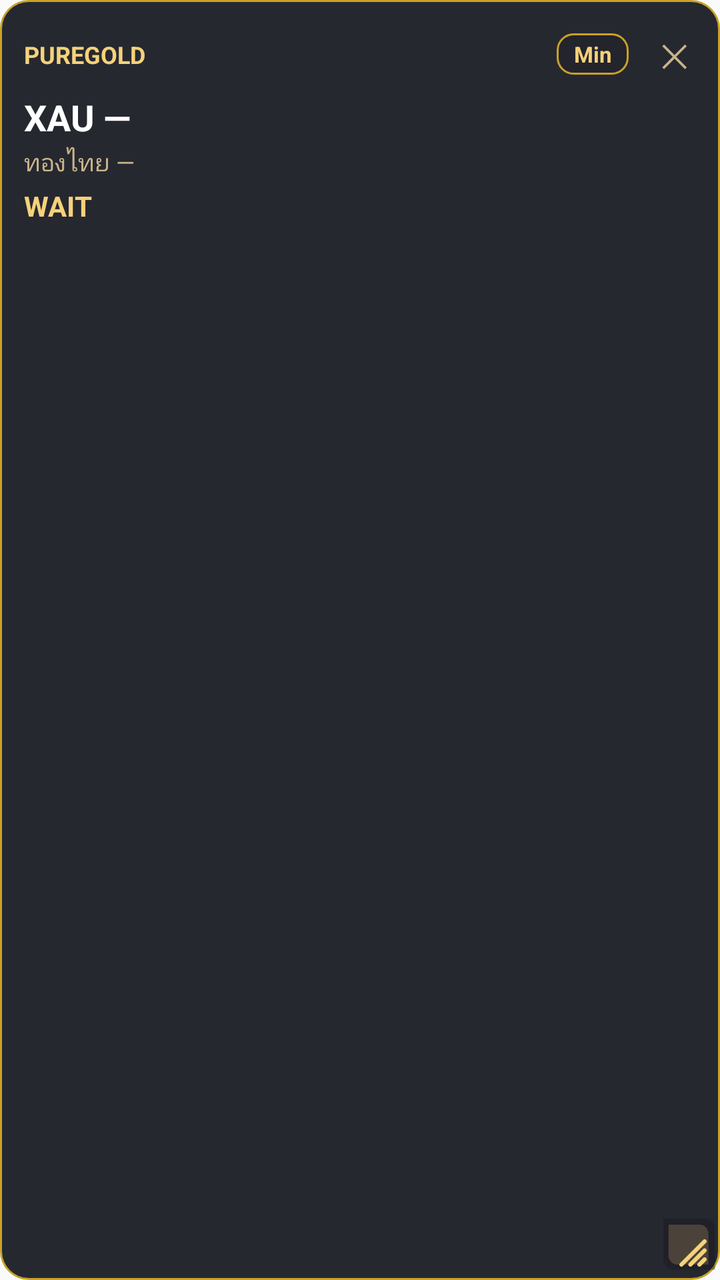
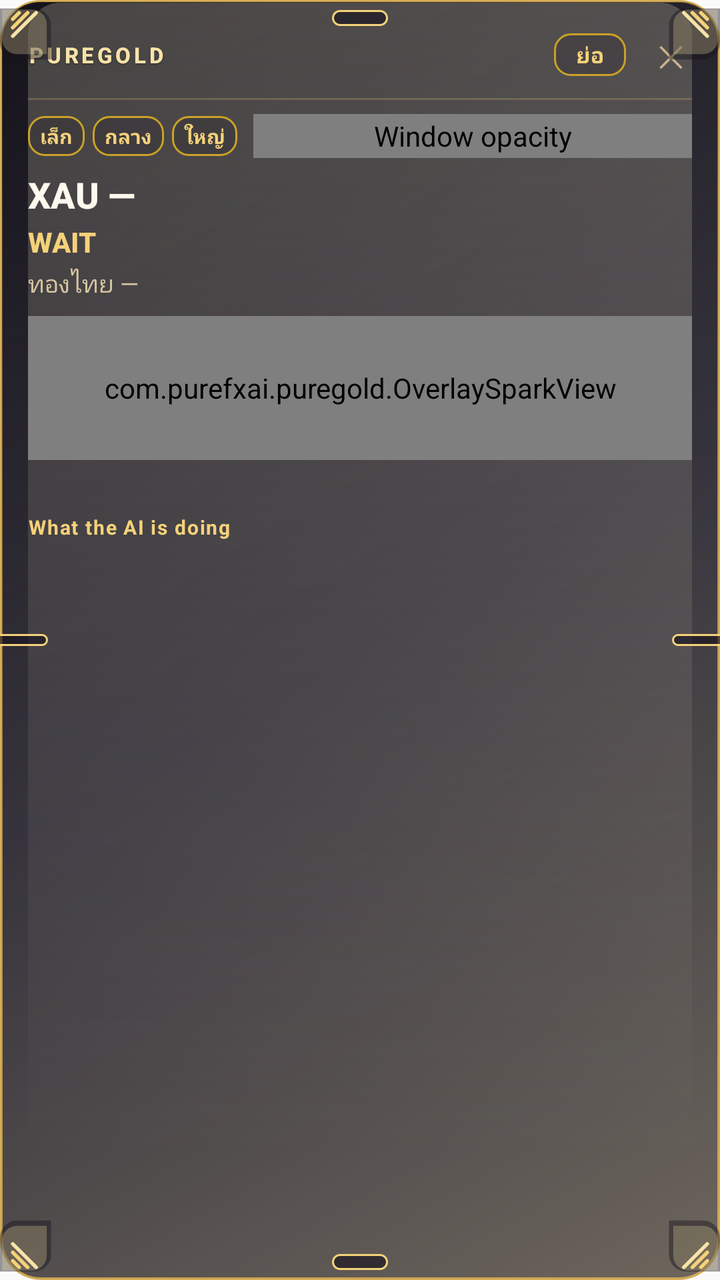

Two renders of the same Android screen: before a commit and after it. Below are the layout's source before the change and the commit's diff.
<!-- AndroidManifest.xml: application theme AppTheme -->
<!-- res/layout/overlay_float.xml -->
<?xml version="1.0" encoding="utf-8"?>
<FrameLayout xmlns:android="http://schemas.android.com/apk/res/android"
    android:id="@+id/ov_root"
    android:layout_width="match_parent"
    android:layout_height="match_parent"
    android:minWidth="200dp"
    android:minHeight="160dp"
    android:background="@drawable/widget_bg"
    android:elevation="10dp">

    <LinearLayout
        android:layout_width="match_parent"
        android:layout_height="match_parent"
        android:orientation="vertical"
        android:paddingLeft="12dp"
        android:paddingTop="12dp"
        android:paddingRight="12dp"
        android:paddingBottom="22dp">

        <LinearLayout
            android:layout_width="match_parent"
            android:layout_height="wrap_content"
            android:orientation="horizontal"
            android:gravity="center_vertical">
            <TextView
                android:id="@+id/ov_title"
                android:layout_width="0dp"
                android:layout_height="wrap_content"
                android:layout_weight="1"
                android:text="PUREGOLD"
                android:textColor="#F5D27A"
                android:textStyle="bold"
                android:textSize="12sp"
                android:ellipsize="end"
                android:maxLines="1"/>
            <TextView
                android:id="@+id/ov_min"
                android:layout_width="wrap_content"
                android:layout_height="wrap_content"
                android:gravity="center"
                android:minWidth="36dp"
                android:text="Min"
                android:textColor="#F5D27A"
                android:textStyle="bold"
                android:textSize="11sp"
                android:paddingLeft="8dp"
                android:paddingRight="8dp"
                android:paddingTop="3dp"
                android:paddingBottom="3dp"
                android:layout_marginRight="6dp"
                android:background="@drawable/overlay_chip"
                android:contentDescription="@string/overlay_minimize"
                android:clickable="true"
                android:focusable="true"/>
            <TextView
                android:id="@+id/ov_close"
                android:contentDescription="@string/overlay_close"
                android:layout_width="wrap_content"
                android:layout_height="wrap_content"
                android:text="✕"
                android:textColor="#C9B48A"
                android:textSize="16sp"
                android:paddingLeft="10dp"
                android:paddingTop="4dp"
                android:paddingRight="4dp"
                android:paddingBottom="4dp"
                android:clickable="true"
                android:focusable="true"/>
        </LinearLayout>

        <TextView
            android:id="@+id/ov_xau"
            android:layout_width="match_parent"
            android:layout_height="wrap_content"
            android:text="XAU —"
            android:textColor="#FFFFFF"
            android:textStyle="bold"
            android:textSize="18sp"
            android:layout_marginTop="4dp"
            android:ellipsize="end"
            android:maxLines="1"/>
        <TextView
            android:id="@+id/ov_thai"
            android:layout_width="match_parent"
            android:layout_height="wrap_content"
            android:text="ทองไทย —"
            android:textColor="#C9B48A"
            android:textSize="12sp"
            android:layout_marginTop="2dp"
            android:ellipsize="end"
            android:maxLines="2"/>
        <TextView
            android:id="@+id/ov_signal"
            android:layout_width="match_parent"
            android:layout_height="wrap_content"
            android:text="WAIT"
            android:textColor="#F5D27A"
            android:textStyle="bold"
            android:textSize="14sp"
            android:layout_marginTop="4dp"
            android:ellipsize="end"
            android:maxLines="2"/>
        <ScrollView
            android:id="@+id/ov_plan_scroll"
            android:layout_width="match_parent"
            android:layout_height="0dp"
            android:layout_weight="1"
            android:layout_marginTop="2dp"
            android:fillViewport="false"
            android:scrollbars="none"
            android:overScrollMode="ifContentScrolls">
            <TextView
                android:id="@+id/ov_plan"
                android:layout_width="match_parent"
                android:layout_height="wrap_content"
                android:text=""
                android:textColor="#A89F88"
                android:textSize="11sp"/>
        </ScrollView>
        <TextView
            android:id="@+id/ov_updated"
            android:layout_width="match_parent"
            android:layout_height="wrap_content"
            android:text=""
            android:textColor="#6E6858"
            android:textSize="10sp"
            android:layout_marginTop="4dp"
            android:ellipsize="end"
            android:maxLines="1"/>
    </LinearLayout>

    <View
        android:id="@+id/ov_resize"
        android:layout_width="36dp"
        android:layout_height="36dp"
        android:layout_gravity="bottom|end"
        android:background="@drawable/overlay_resize_handle"
        android:contentDescription="@string/overlay_resize"
        android:clickable="true"
        android:focusable="true"/>
</FrameLayout>
<!-- resources referenced by this layout -->
<resources>
  <!-- drawable overlay_resize_handle (drawable) -->
  <?xml version="1.0" encoding="utf-8"?>
  <vector xmlns:android="http://schemas.android.com/apk/res/android"
      android:width="28dp"
      android:height="28dp"
      android:viewportWidth="28"
      android:viewportHeight="28">
      
      <path
          android:pathData="M6,4h16a4,4 0,0 1,4 4v16a0,0 0,0 1,0 0h-16a4,4 0,0 1,-4 -4v-16a0,0 0,0 1,0 0z"
          android:fillColor="#661A1520"
          android:strokeWidth="0"/>
      <path
          android:pathData="M8,6.5h12a3.5,3.5 0,0 1,3.5 3.5v12a0,0 0,0 1,0 0h-12A3.5,3.5 0,0 1,8 18.5V6.5z"
          android:fillColor="#33F5D27A"
          android:strokeWidth="0"/>
      
      <path
          android:pathData="M13,22 L22,13"
          android:strokeColor="#F5D27A"
          android:strokeWidth="1.6"
          android:strokeLineCap="round"/>
      <path
          android:pathData="M16.5,22 L22,16.5"
          android:strokeColor="#F5D27A"
          android:strokeWidth="1.6"
          android:strokeLineCap="round"/>
      <path
          android:pathData="M20,22 L22,20"
          android:strokeColor="#F5D27A"
          android:strokeWidth="1.6"
          android:strokeLineCap="round"/>
  </vector>
  <!-- drawable widget_bg (drawable) -->
  <?xml version="1.0" encoding="utf-8"?>
  <shape xmlns:android="http://schemas.android.com/apk/res/android" android:shape="rectangle">
      <solid android:color="#E610121B"/>
      <corners android:radius="14dp"/>
      <stroke android:width="1dp" android:color="#C9A227"/>
  </shape>
  <string name="overlay_close">Close</string>
  <string name="overlay_minimize">Minimize to bubble</string>
  <string name="overlay_resize">Drag to resize the floating window</string>
  <!-- unchanged entries left out for length: 2 -->
</resources>

<!-- the commit's change to res/layout/overlay_float.xml (unified diff, before → after) -->
@@ -5,19 +5,22 @@
     android:layout_height="match_parent"
     android:minWidth="200dp"
     android:minHeight="160dp"
-    android:background="@drawable/widget_bg"
-    android:elevation="10dp">
+    android:background="@drawable/overlay_glass_bg"
+    android:clipToPadding="false"
+    android:clipChildren="false"
+    android:elevation="16dp">
 
     <LinearLayout
         android:layout_width="match_parent"
         android:layout_height="match_parent"
         android:orientation="vertical"
-        android:paddingLeft="12dp"
-        android:paddingTop="12dp"
-        android:paddingRight="12dp"
+        android:paddingLeft="14dp"
+        android:paddingTop="13dp"
+        android:paddingRight="14dp"
         android:paddingBottom="22dp">
 
         <LinearLayout
+            android:id="@+id/ov_header"
             android:layout_width="match_parent"
             android:layout_height="wrap_content"
             android:orientation="horizontal"
@@ -28,9 +31,15 @@
                 android:layout_height="wrap_content"
                 android:layout_weight="1"
                 android:text="PUREGOLD"
-                android:textColor="#F5D27A"
-                android:textStyle="bold"
-                android:textSize="12sp"
+                android:fontFamily="sans-serif-medium"
+                android:letterSpacing="0.14"
+                android:textColor="#F8E3A8"
+                android:textStyle="bold"
+                android:textSize="11sp"
+                android:shadowColor="#66000000"
+                android:shadowDx="0"
+                android:shadowDy="1"
+                android:shadowRadius="2"
                 android:ellipsize="end"
                 android:maxLines="1"/>
             <TextView
@@ -39,7 +48,7 @@
                 android:layout_height="wrap_content"
                 android:gravity="center"
                 android:minWidth="36dp"
-                android:text="Min"
+                android:text="ย่อ"
                 android:textColor="#F5D27A"
                 android:textStyle="bold"
                 android:textSize="11sp"
@@ -59,7 +68,7 @@
                 android:layout_height="wrap_content"
                 android:text="✕"
                 android:textColor="#C9B48A"
-                android:textSize="16sp"
+                android:textSize="15sp"
                 android:paddingLeft="10dp"
                 android:paddingTop="4dp"
                 android:paddingRight="4dp"
@@ -68,44 +77,162 @@
                 android:focusable="true"/>
         </LinearLayout>
 
+        <View
+            android:layout_width="match_parent"
+            android:layout_height="1dp"
+            android:layout_marginTop="7dp"
+            android:background="#33F5D27A"/>
+
+        <LinearLayout
+            android:id="@+id/ov_controls"
+            android:layout_width="match_parent"
+            android:layout_height="wrap_content"
+            android:orientation="horizontal"
+            android:gravity="center_vertical"
+            android:layout_marginTop="7dp">
+            <TextView
+                android:id="@+id/ov_sz_s"
+                android:layout_width="wrap_content"
+                android:layout_height="wrap_content"
+                android:gravity="center"
+                android:text="เล็ก"
+                android:textColor="#F5D27A"
+                android:textStyle="bold"
+                android:textSize="10sp"
+                android:paddingLeft="6dp"
+                android:paddingRight="6dp"
+                android:paddingTop="3dp"
+                android:paddingBottom="3dp"
+                android:layout_marginRight="4dp"
+                android:background="@drawable/overlay_chip"
+                android:contentDescription="@string/overlay_preset_s"
+                android:clickable="true"
+                android:focusable="true"/>
+            <TextView
+                android:id="@+id/ov_sz_m"
+                android:layout_width="wrap_content"
+                android:layout_height="wrap_content"
+                android:gravity="center"
+                android:text="กลาง"
+                android:textColor="#F5D27A"
+                android:textStyle="bold"
+                android:textSize="10sp"
+                android:paddingLeft="6dp"
+                android:paddingRight="6dp"
+                android:paddingTop="3dp"
+                android:paddingBottom="3dp"
+                android:layout_marginRight="4dp"
+                android:background="@drawable/overlay_chip"
+                android:contentDescription="@string/overlay_preset_m"
+                android:clickable="true"
+                android:focusable="true"/>
+            <TextView
+                android:id="@+id/ov_sz_l"
+                android:layout_width="wrap_content"
+                android:layout_height="wrap_content"
+                android:gravity="center"
+                android:text="ใหญ่"
+                android:textColor="#F5D27A"
+                android:textStyle="bold"
+                android:textSize="10sp"
+                android:paddingLeft="6dp"
+                android:paddingRight="6dp"
+                android:paddingTop="3dp"
+                android:paddingBottom="3dp"
+                android:layout_marginRight="8dp"
+                android:background="@drawable/overlay_chip"
+                android:contentDescription="@string/overlay_preset_l"
+                android:clickable="true"
+                android:focusable="true"/>
+            <com.purefxai.puregold.OverlayOpacityBar
+                android:id="@+id/ov_opacity"
+                android:layout_width="0dp"
+                android:layout_height="22dp"
+                android:layout_weight="1"
+                android:contentDescription="@string/overlay_opacity"/>
+        </LinearLayout>
+
         <TextView
             android:id="@+id/ov_xau"
             android:layout_width="match_parent"
             android:layout_height="wrap_content"
             android:text="XAU —"
-            android:textColor="#FFFFFF"
+            android:fontFamily="sans-serif-medium"
+            android:textColor="#FFF8EE"
             android:textStyle="bold"
             android:textSize="18sp"
-            android:layout_marginTop="4dp"
+            android:layout_marginTop="6dp"
             android:ellipsize="end"
             android:maxLines="1"/>
         <TextView
-            android:id="@+id/ov_thai"
-            android:layout_width="match_parent"
-            android:layout_height="wrap_content"
-            android:text="ทองไทย —"
-            android:textColor="#C9B48A"
-            android:textSize="12sp"
-            android:layout_marginTop="2dp"
-            android:ellipsize="end"
-            android:maxLines="2"/>
-        <TextView
             android:id="@+id/ov_signal"
             android:layout_width="match_parent"
             android:layout_height="wrap_content"
             android:text="WAIT"
+            android:fontFamily="sans-serif-medium"
             android:textColor="#F5D27A"
             android:textStyle="bold"
             android:textSize="14sp"
-            android:layout_marginTop="4dp"
+            android:layout_marginTop="2dp"
             android:ellipsize="end"
             android:maxLines="2"/>
+        <TextView
+            android:id="@+id/ov_thai"
+            android:layout_width="match_parent"
+            android:layout_height="wrap_content"
+            android:text="ทองไทย —"
+            android:textColor="#D4C4A0"
+            android:textSize="12sp"
+            android:layout_marginTop="3dp"
+            android:ellipsize="end"
+            android:maxLines="2"/>
+
+        <com.purefxai.puregold.OverlaySparkView
+            android:id="@+id/ov_chart"
+            android:layout_width="match_parent"
+            android:layout_height="72dp"
+            android:layout_marginTop="8dp"/>
+
+        <TextView
+            android:id="@+id/ov_levels"
+            android:layout_width="match_parent"
+            android:layout_height="wrap_content"
+            android:text=""
+            android:textColor="#D4C4A0"
+            android:textSize="11sp"
+            android:layout_marginTop="5dp"
+            android:ellipsize="end"
+            android:maxLines="2"/>
+
+        <TextView
+            android:id="@+id/ov_ai_label"
+            android:layout_width="match_parent"
+            android:layout_height="wrap_content"
+            android:text="@string/overlay_ai"
+            android:letterSpacing="0.06"
+            android:textColor="#F5D27A"
+            android:textStyle="bold"
+            android:textSize="10sp"
+            android:layout_marginTop="7dp"
+            android:ellipsize="end"
+            android:maxLines="1"/>
+        <TextView
+            android:id="@+id/ov_ai"
+            android:layout_width="match_parent"
+            android:layout_height="wrap_content"
+            android:text=""
+            android:textColor="#C9B48A"
+            android:textSize="11sp"
+            android:layout_marginTop="1dp"
+            android:maxLines="4"
+            android:ellipsize="end"/>
+
         <ScrollView
             android:id="@+id/ov_plan_scroll"
             android:layout_width="match_parent"
             android:layout_height="0dp"
             android:layout_weight="1"
-            android:layout_marginTop="2dp"
+            android:layout_marginTop="3dp"
             android:fillViewport="false"
             android:scrollbars="none"
             android:overScrollMode="ifContentScrolls">
@@ -122,7 +249,7 @@
             android:layout_width="match_parent"
             android:layout_height="wrap_content"
             android:text=""
-            android:textColor="#6E6858"
+            android:textColor="#7A7364"
             android:textSize="10sp"
             android:layout_marginTop="4dp"
             android:ellipsize="end"
@@ -130,9 +257,78 @@
     </LinearLayout>
 
     <View
+        android:id="@+id/ov_resize_t"
+        android:layout_width="40dp"
+        android:layout_height="18dp"
+        android:layout_gravity="top|center_horizontal"
+        android:background="@drawable/overlay_edge_handle"
+        android:contentDescription="@string/overlay_resize_t"
+        android:clickable="true"
+        android:focusable="true"/>
+    <View
+        android:id="@+id/ov_resize_b"
+        android:layout_width="40dp"
+        android:layout_height="18dp"
+        android:layout_gravity="bottom|center_horizontal"
+        android:background="@drawable/overlay_edge_handle"
+        android:contentDescription="@string/overlay_resize_b"
+        android:clickable="true"
+        android:focusable="true"/>
+    <View
+        android:id="@+id/ov_resize_l"
+        android:layout_width="18dp"
+        android:layout_height="40dp"
+        android:layout_gravity="start|center_vertical"
+        android:background="@drawable/overlay_edge_handle"
+        android:rotation="90"
+        android:contentDescription="@string/overlay_resize_l"
+        android:clickable="true"
+        android:focusable="true"/>
+    <View
+        android:id="@+id/ov_resize_r"
+        android:layout_width="18dp"
+        android:layout_height="40dp"
+        android:layout_gravity="end|center_vertical"
+        android:background="@drawable/overlay_edge_handle"
+        android:rotation="90"
+        android:contentDescription="@string/overlay_resize_r"
+        android:clickable="true"
+        android:focusable="true"/>
+
+    <View
+        android:id="@+id/ov_resize_tl"
+        android:layout_width="34dp"
+        android:layout_height="34dp"
+        android:layout_gravity="top|start"
+        android:background="@drawable/overlay_resize_handle"
+        android:rotation="180"
+        android:contentDescription="@string/overlay_resize_tl"
+        android:clickable="true"
+        android:focusable="true"/>
+    <View
+        android:id="@+id/ov_resize_tr"
+        android:layout_width="34dp"
+        android:layout_height="34dp"
+        android:layout_gravity="top|end"
+        android:background="@drawable/overlay_resize_handle"
+        android:scaleY="-1"
+        android:contentDescription="@string/overlay_resize_tr"
+        android:clickable="true"
+        android:focusable="true"/>
+    <View
+        android:id="@+id/ov_resize_bl"
+        android:layout_width="34dp"
+        android:layout_height="34dp"
+        android:layout_gravity="bottom|start"
+        android:background="@drawable/overlay_resize_handle"
+        android:scaleX="-1"
+        android:contentDescription="@string/overlay_resize_bl"
+        android:clickable="true"
+        android:focusable="true"/>
+    <View
         android:id="@+id/ov_resize"
-        android:layout_width="36dp"
-        android:layout_height="36dp"
+        android:layout_width="34dp"
+        android:layout_height="34dp"
         android:layout_gravity="bottom|end"
         android:background="@drawable/overlay_resize_handle"
         android:contentDescription="@string/overlay_resize"
<!-- resource entries referenced after the edit -->
@@ -1,48 +1,101 @@
 <!-- resources referenced by this layout -->
 <resources>
+  <!-- drawable overlay_edge_handle (drawable) -->
+  <?xml version="1.0" encoding="utf-8"?>
+  <layer-list xmlns:android="http://schemas.android.com/apk/res/android">
+      <item android:left="6dp" android:right="6dp" android:top="5dp" android:bottom="5dp">
+          <shape android:shape="rectangle">
+              <corners android:radius="4dp"/>
+              <solid android:color="#AA1A1520"/>
+              <stroke android:width="1dp" android:color="#F5D27A"/>
+              <size android:width="24dp" android:height="6dp"/>
+          </shape>
+      </item>
+  </layer-list>
+  <!-- drawable overlay_glass_bg (drawable) -->
+  <?xml version="1.0" encoding="utf-8"?>
+  <layer-list xmlns:android="http://schemas.android.com/apk/res/android">
+      <item>
+          <shape android:shape="rectangle">
+              <corners android:radius="20dp"/>
+              <solid android:color="#D414121C"/>
+              <stroke android:width="1.2dp" android:color="#E6D4A84A"/>
+          </shape>
+      </item>
+      <item
+          android:top="1dp"
+          android:left="1dp"
+          android:right="1dp"
+          android:bottom="1dp">
+          <shape android:shape="rectangle">
+              <corners android:radius="19dp"/>
+              <gradient
+                  android:type="linear"
+                  android:angle="135"
+                  android:startColor="#44F8E3A8"
+                  android:centerColor="#2418121C"
+                  android:endColor="#E6100E16"/>
+          </shape>
+      </item>
+      <item
+          android:top="1.5dp"
+          android:left="14dp"
+          android:right="14dp"
+          android:bottom="64dp">
+          <shape android:shape="rectangle">
+              <corners android:topLeftRadius="16dp" android:topRightRadius="16dp"/>
+              <gradient
+                  android:type="linear"
+                  android:angle="270"
+                  android:startColor="#38FFF6D6"
+                  android:endColor="#00FFFFFF"/>
+          </shape>
+      </item>
+  </layer-list>
   <!-- drawable overlay_resize_handle (drawable) -->
   <?xml version="1.0" encoding="utf-8"?>
   <vector xmlns:android="http://schemas.android.com/apk/res/android"
-      android:width="28dp"
-      android:height="28dp"
-      android:viewportWidth="28"
-      android:viewportHeight="28">
-      
+      android:width="32dp"
+      android:height="32dp"
+      android:viewportWidth="32"
+      android:viewportHeight="32">
       <path
-          android:pathData="M6,4h16a4,4 0,0 1,4 4v16a0,0 0,0 1,0 0h-16a4,4 0,0 1,-4 -4v-16a0,0 0,0 1,0 0z"
-          android:fillColor="#661A1520"
-          android:strokeWidth="0"/>
+          android:pathData="M8,4h16a8,8 0,0 1,8 8v16a0,0 0,0 1,0 0h-16a8,8 0,0 1,-8 -8v-16a0,0 0,0 1,0 0z"
+          android:fillColor="#731A1520"/>
       <path
-          android:pathData="M8,6.5h12a3.5,3.5 0,0 1,3.5 3.5v12a0,0 0,0 1,0 0h-12A3.5,3.5 0,0 1,8 18.5V6.5z"
-          android:fillColor="#33F5D27A"
-          android:strokeWidth="0"/>
-      
+          android:pathData="M10,6.5h14a7,7 0,0 1,7 7v14a0,0 0,0 1,0 0h-14a7,7 0,0 1,-7 -7v-14z"
+          android:fillColor="#44F8E3A8"/>
       <path
-          android:pathData="M13,22 L22,13"
-          android:strokeColor="#F5D27A"
-          android:strokeWidth="1.6"
+          android:pathData="M15,26 L26,15"
+          android:strokeColor="#F8E3A8"
+          android:strokeWidth="1.7"
           android:strokeLineCap="round"/>
       <path
-          android:pathData="M16.5,22 L22,16.5"
+          android:pathData="M19,26 L26,19"
           android:strokeColor="#F5D27A"
-          android:strokeWidth="1.6"
+          android:strokeWidth="1.7"
           android:strokeLineCap="round"/>
       <path
-          android:pathData="M20,22 L22,20"
+          android:pathData="M23,26 L26,23"
           android:strokeColor="#F5D27A"
-          android:strokeWidth="1.6"
+          android:strokeWidth="1.7"
           android:strokeLineCap="round"/>
   </vector>
-  <!-- drawable widget_bg (drawable) -->
-  <?xml version="1.0" encoding="utf-8"?>
-  <shape xmlns:android="http://schemas.android.com/apk/res/android" android:shape="rectangle">
-      <solid android:color="#E610121B"/>
-      <corners android:radius="14dp"/>
-      <stroke android:width="1dp" android:color="#C9A227"/>
-  </shape>
+  <string name="overlay_ai">What the AI is doing</string>
   <string name="overlay_close">Close</string>
   <string name="overlay_minimize">Minimize to bubble</string>
+  <string name="overlay_opacity">Window opacity</string>
+  <string name="overlay_preset_l">Large size</string>
+  <string name="overlay_preset_m">Medium size</string>
+  <string name="overlay_preset_s">Small size</string>
   <string name="overlay_resize">Drag to resize the floating window</string>
+  <string name="overlay_resize_b">Drag the bottom edge to resize</string>
+  <string name="overlay_resize_bl">Drag the bottom-left corner to resize</string>
+  <string name="overlay_resize_l">Drag the left edge to resize</string>
+  <string name="overlay_resize_r">Drag the right edge to resize</string>
+  <string name="overlay_resize_t">Drag the top edge to resize</string>
+  <string name="overlay_resize_tl">Drag the top-left corner to resize</string>
+  <string name="overlay_resize_tr">Drag the top-right corner to resize</string>
   <!-- unchanged entries left out for length: 2 -->
 </resources>
 
